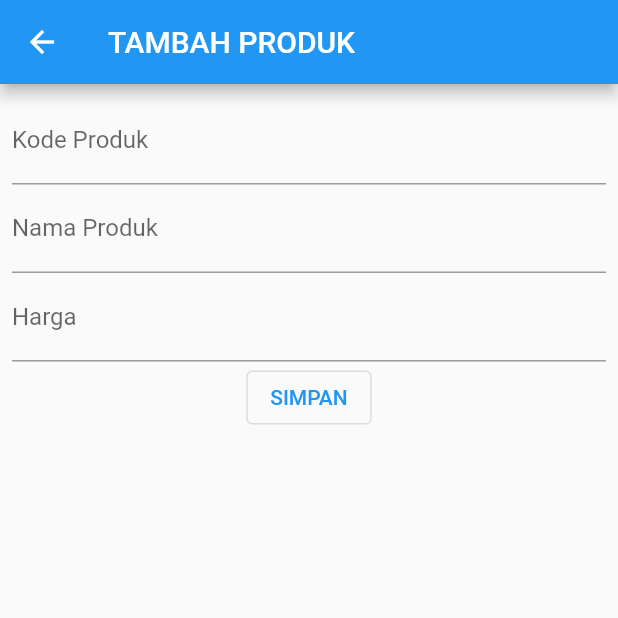
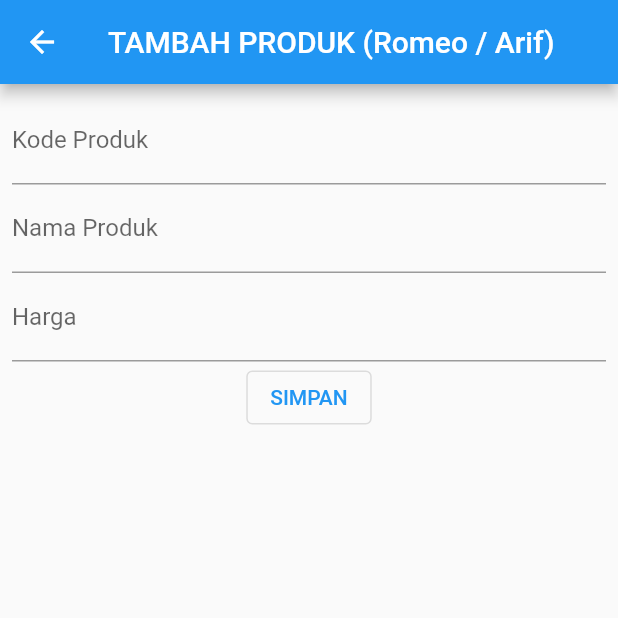
Before and after one commit to romeonaw/tokokita_H1D021048_NUR-ARIF-W, a Flutter app: the ProdukForm screen opened directly, on a phone screen of 412 x 824 dp, the top half of it. Run offline on Flutter 3.47's test engine with Material 2 defaults, Android fonts, the phone set to English and light mode, and no system bars.

Commit message:
update gambar & title

```diff
--- a/lib/ui/produk_form.dart
+++ b/lib/ui/produk_form.dart
@@ -29,7 +29,7 @@ class _ProdukFormState extends State<ProdukForm> {
   isUpdate() {
     if (widget.produk != null) {
       setState(() {
-        judul = "UBAH PRODUK";
+        judul = "UBAH PRODUK (Romeo / Arif)";
         tombolSubmit = "UBAH";
         _kodeProdukTextboxController.text = widget.produk!.kodeProduk!;
         _namaProdukTextboxController.text = widget.produk!.namaProduk!;
@@ -38,7 +38,7 @@ class _ProdukFormState extends State<ProdukForm> {
         38;
       });
     } else {
-      judul = "TAMBAH PRODUK";
+      judul = "TAMBAH PRODUK (Romeo / Arif)";
       tombolSubmit = "SIMPAN";
     }
   }
```
Also changed, not shown: Registrasi.png (added), login.png (added).
